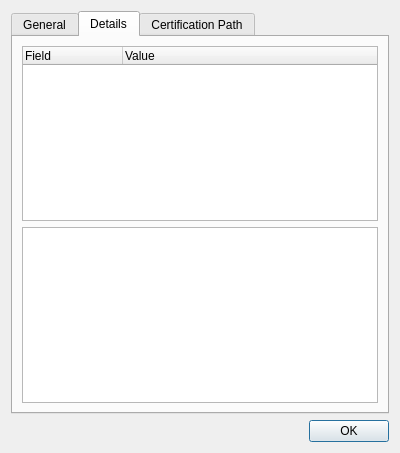
The window that qesteidutil/trunk/CertificateWidget.ui (tixsys/esteid) describes before a commit, drawn with Qt 5.
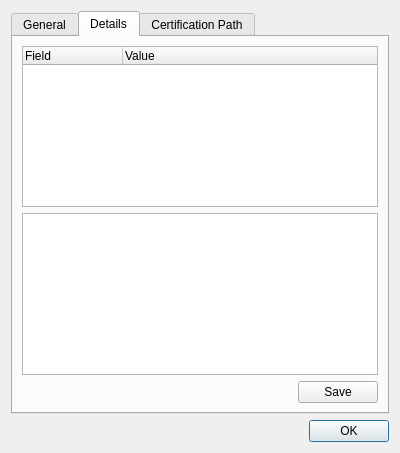
The same window after the commit. The open tabs and pages were chosen to show the change.

Commit message: Certificate widget changes

Patch:
```diff
--- a/qesteidutil/trunk/CertificateWidget.ui
+++ b/qesteidutil/trunk/CertificateWidget.ui
@@ -63,6 +63,30 @@
          </property>
         </widget>
        </item>
+       <item>
+        <layout class="QHBoxLayout" name="saveLayout">
+         <item>
+          <spacer name="saveSpacer">
+           <property name="orientation">
+            <enum>Qt::Horizontal</enum>
+           </property>
+           <property name="sizeHint" stdset="0">
+            <size>
+             <width>40</width>
+             <height>20</height>
+            </size>
+           </property>
+          </spacer>
+         </item>
+         <item>
+          <widget class="QPushButton" name="save">
+           <property name="text">
+            <string>Save</string>
+           </property>
+          </widget>
+         </item>
+        </layout>
+       </item>
       </layout>
      </widget>
      <widget class="QWidget" name="path">
```
Left out of the diff: 3 changed lines with no effect on the pictures. The commit also changes 4 other files.
